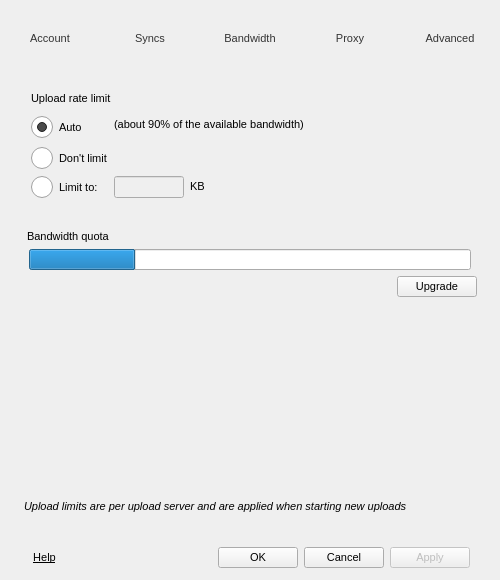
Old version of the form Source/MEGASync/gui/SettingsDialog.ui in the repository meganz/MEGAsync.
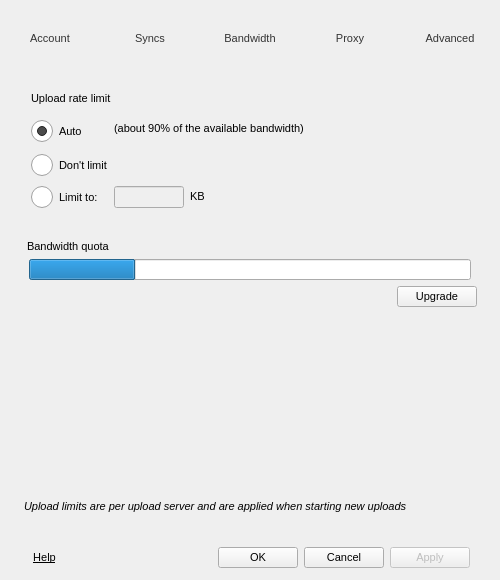
New version of the form. The open tabs and pages were chosen to show the change. Icons and pictures are not drawn.

Commit message: Fixed more alignments. Added new logo design.

What changed in the file:
```diff
--- a/Source/MEGASync/gui/SettingsDialog.ui
+++ b/Source/MEGASync/gui/SettingsDialog.ui
@@ -10,7 +10,7 @@
     <x>0</x>
     <y>0</y>
     <width>500</width>
-    <height>528</height>
+    <height>543</height>
    </rect>
   </property>
   <property name="sizePolicy">
@@ -1496,13 +1496,13 @@
            <number>6</number>
           </property>
           <property name="verticalSpacing">
-           <number>4</number>
+           <number>7</number>
           </property>
           <property name="leftMargin">
            <number>15</number>
           </property>
           <property name="topMargin">
-           <number>0</number>
+           <number>4</number>
           </property>
           <item row="1" column="0">
            <widget class="QRadioButton" name="rAutoLimit">
```
Left out of the diff: 2 changed lines with no effect on the pictures. The commit also changes 2 other files.
